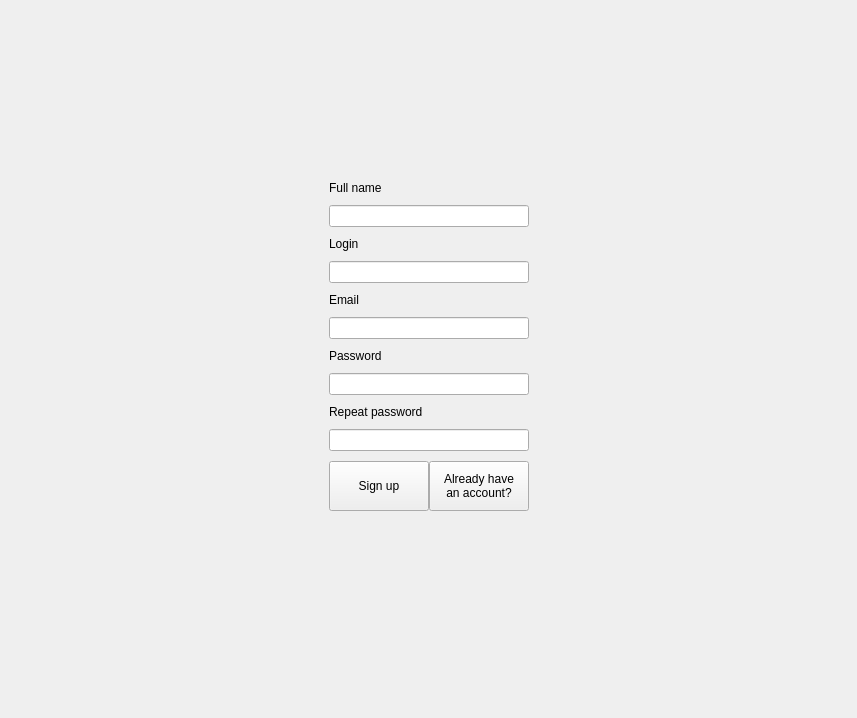
Above: task-tracker-frontend/RegistrationWidget.ui from Unkorunk/task-tracker before the change. Below: the same form after it.
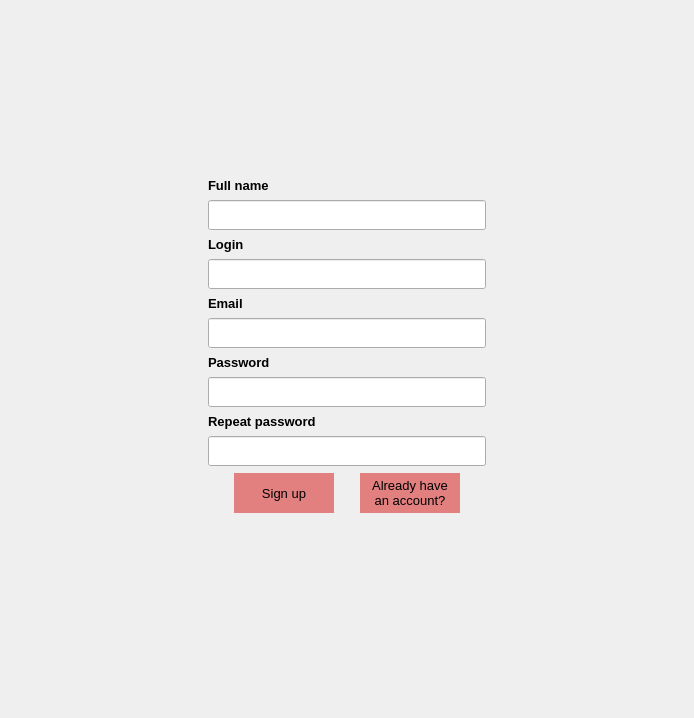
That is the form after the change. Custom widgets are drawn as their Qt base class.

Commit message: design for registration and authorization

```diff
--- a/task-tracker-frontend/RegistrationWidget.ui
+++ b/task-tracker-frontend/RegistrationWidget.ui
@@ -6,7 +6,7 @@
    <rect>
     <x>0</x>
     <y>0</y>
-    <width>857</width>
+    <width>694</width>
     <height>718</height>
    </rect>
   </property>
@@ -16,6 +16,9 @@
   <layout class="QVBoxLayout" name="verticalLayout">
    <item>
     <widget class="QWidget" name="widget" native="true">
+     <property name="styleSheet">
+      <string notr="true"/>
+     </property>
      <layout class="QHBoxLayout" name="horizontalLayout_2">
       <item>
        <spacer name="horizontalSpacer">
@@ -56,9 +59,12 @@
           <height>0</height>
          </size>
         </property>
+        <property name="styleSheet">
+         <string notr="true"/>
+        </property>
         <layout class="QVBoxLayout" name="verticalLayout_3">
          <property name="spacing">
-          <number>10</number>
+          <number>7</number>
          </property>
          <property name="sizeConstraint">
           <enum>QLayout::SetFixedSize</enum>
@@ -96,6 +102,13 @@
              <height>30</height>
             </size>
            </property>
+           <property name="font">
+            <font>
+             <pointsize>10</pointsize>
+             <weight>75</weight>
+             <bold>true</bold>
+            </font>
+           </property>
            <property name="text">
             <string>Full name</string>
            </property>
@@ -111,14 +124,14 @@
            </property>
            <property name="minimumSize">
             <size>
-             <width>0</width>
-             <height>0</height>
+             <width>278</width>
+             <height>30</height>
             </size>
            </property>
            <property name="maximumSize">
             <size>
-             <width>16777215</width>
-             <height>16777215</height>
+             <width>278</width>
+             <height>30</height>
             </size>
            </property>
            <property name="echoMode">
@@ -146,6 +159,13 @@
              <height>30</height>
             </size>
            </property>
+           <property name="font">
+            <font>
+             <pointsize>10</pointsize>
+             <weight>75</weight>
+             <bold>true</bold>
+            </font>
+           </property>
            <property name="text">
             <string>Login</string>
            </property>
@@ -161,8 +181,8 @@
            </property>
            <property name="minimumSize">
             <size>
-             <width>0</width>
-             <height>0</height>
+             <width>278</width>
+             <height>30</height>
             </size>
            </property>
            <property name="maximumSize">
@@ -196,6 +216,13 @@
              <height>30</height>
             </size>
            </property>
+           <property name="font">
+            <font>
+             <pointsize>10</pointsize>
+             <weight>75</weight>
+             <bold>true</bold>
+            </font>
+           </property>
            <property name="text">
             <string>Email</string>
            </property>
@@ -211,8 +238,8 @@
            </property>
            <property name="minimumSize">
             <size>
-             <width>0</width>
-             <height>0</height>
+             <width>278</width>
+             <height>30</height>
             </size>
            </property>
            <property name="maximumSize">
@@ -246,6 +273,13 @@
              <height>30</height>
             </size>
            </property>
+           <property name="font">
+            <font>
+             <pointsize>10</pointsize>
+             <weight>75</weight>
+             <bold>true</bold>
+            </font>
+           </property>
            <property name="text">
             <string>Password</string>
            </property>
@@ -261,8 +295,8 @@
            </property>
            <property name="minimumSize">
             <size>
-             <width>0</width>
-             <height>0</height>
+             <width>278</width>
+             <height>30</height>
             </size>
            </property>
            <property name="maximumSize">
@@ -296,6 +330,13 @@
              <height>30</height>
             </size>
            </property>
+           <property name="font">
+            <font>
+             <pointsize>10</pointsize>
+             <weight>75</weight>
+             <bold>true</bold>
+            </font>
+           </property>
            <property name="text">
             <string>Repeat password</string>
            </property>
@@ -311,8 +352,8 @@
            </property>
            <property name="minimumSize">
             <size>
-             <width>0</width>
-             <height>0</height>
+             <width>278</width>
+             <height>30</height>
             </size>
            </property>
            <property name="maximumSize">
@@ -348,9 +389,18 @@
              <property name="minimumSize">
               <size>
                <width>100</width>
-               <height>50</height>
+               <height>40</height>
               </size>
              </property>
+             <property name="font">
+              <font>
+               <pointsize>10</pointsize>
+              </font>
+             </property>
+             <property name="styleSheet">
+              <string notr="true">background-color: rgb(226, 128, 128);
+border: none;</string>
+             </property>
              <property name="text">
               <string>Sign up</string>
              </property>
@@ -370,11 +420,12 @@
              <property name="minimumSize">
               <size>
                <width>100</width>
-               <height>50</height>
+               <height>40</height>
               </size>
              </property>
              <property name="font">
               <font>
+               <pointsize>10</pointsize>
                <strikeout>false</strikeout>
                <kerning>true</kerning>
               </font>
@@ -382,6 +433,10 @@
              <property name="acceptDrops">
               <bool>false</bool>
              </property>
+             <property name="styleSheet">
+              <string notr="true">background-color: rgb(226, 128, 128);
+border: none;</string>
+             </property>
              <property name="text">
               <string>Already have 
 an account?</string>
```
The commit also changes 3 other files.
